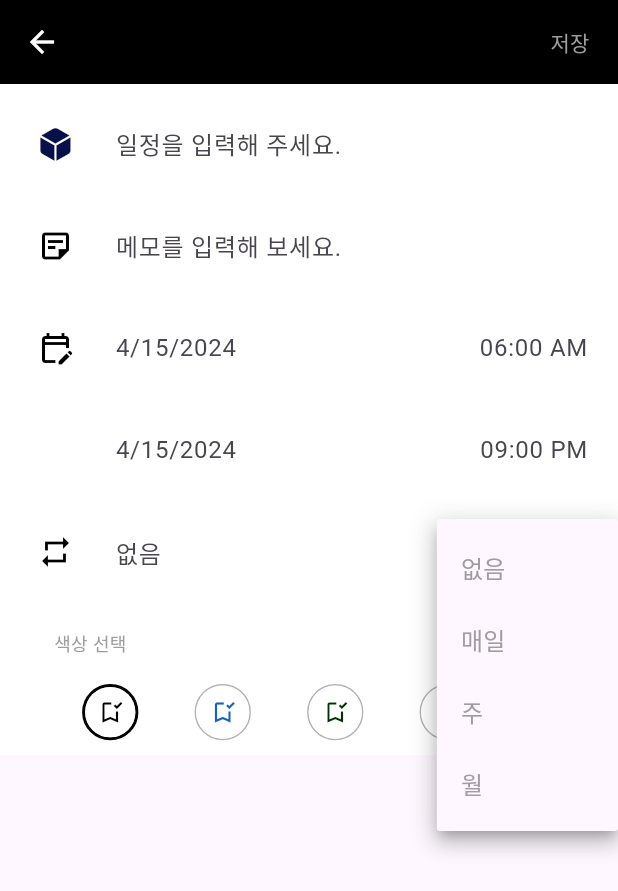
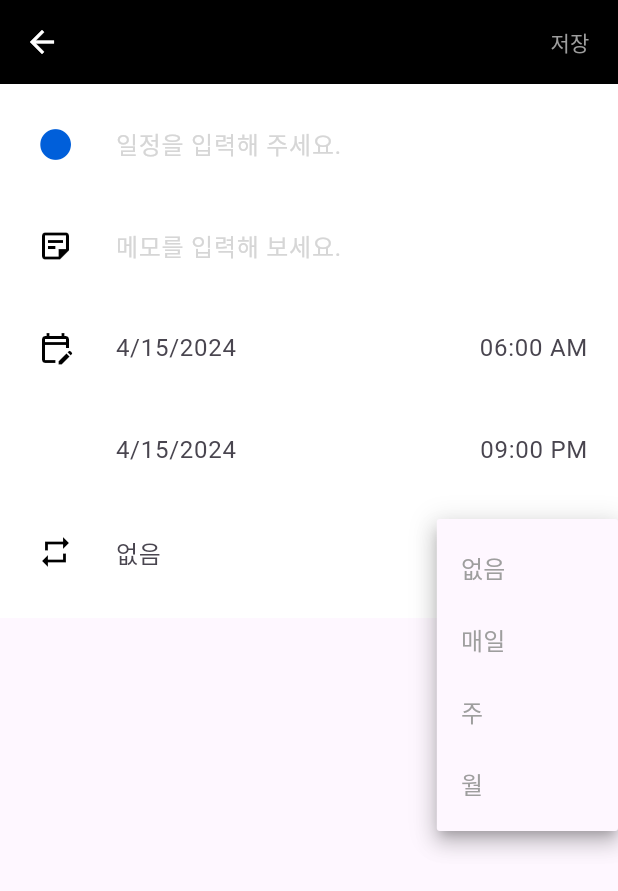
Before and after one commit to rainofmay/distance, a Flutter app: the HandleSchedule screen opened directly, after a tap on the "keyboard arrow down" icon, on a phone screen of 412 x 824 dp. Shown: the top 891 px of the screen. Run offline on Flutter 3.47's test engine with Material 3 defaults, Android fonts, the phone set to English and light mode, and no system bars; our stand-ins replace audioplayers, cloud_firestore, firebase_auth, firebase_core, flutter_dotenv, font_awesome_flutter and 8 more; accounts and stored records are empty; network calls fail; Roboto replaces fonts that are missing (GmarketSansTTFMedium).

Commit message:
[UPDATE] 일정 관리 색상구분 가능

```diff
--- a/lib/const/colors.dart
+++ b/lib/const/colors.dart
@@ -11,34 +11,53 @@ const UNSELECTED = Colors.grey;
 
 const WHITE = Colors.white;
 const BLACK = Colors.black;
-const BLUE =  Color(0xff1565C0);
+const BLUE = Color(0xff1565C0);
 const GREEN = Color(0xff003300);
 const RED = Color(0xffC62828);
-const COLOR1 = Color(0xffFEFEFE);
-const COLOR2 = Color(0xffF7D6E0);
-const COLOR3 = Color(0xffE2F0D9);
-const COLOR4 = Color(0xff6D9773);
-const COLOR5 = Color(0xfffcb434);
-const COLOR6 = Color(0xff1565C0);
-const COLOR7 = Color(0xff333F50);
+
+const COLOR1 = Color(0xFF005FDA); // 브랜드 컬러
+const COLOR2 = Color(0xffF56A79);
+const COLOR3 = Color(0xffFF3D9C);
+const COLOR4 = Color(0xffBB1024);
+const COLOR5 = Color(0xfff8ab1b);
+const COLOR6 = Color(0xffD4A656);
+const COLOR7 = Color(0xfffca76a);
+const COLOR8 = Color(0xff422b20);
+const COLOR9 = Color(0xffB7CA79);
+const COLOR10 = Color(0xff148007);
+const COLOR11 = Color(0xff0081A7);
+const COLOR12 = Color(0xff1AA6B7);
+const COLOR13 = Color(0xff0029ff);
+const COLOR14 = Color(0xffac19b0);
+const COLOR15 = Color(0xff3c1c83);
+const COLOR16 = Color(0xff777777);
+
+
 const TRANSPARENT_WHITE = Color.fromRGBO(255, 255, 255, 0.8);
 const TRANSPARENT = Colors.transparent;
-// Background, Font
-List<List<Color>> cardColor = [
-  [TRANSPARENT_WHITE, BLACK],
-  [TRANSPARENT_WHITE, BLUE],
-  [TRANSPARENT_WHITE, GREEN],
-  [TRANSPARENT_WHITE, RED],
-  // [COLOR1, BLACK],
-  // [COLOR2, BLACK],
-  // [COLOR3, BLACK],
-  // [COLOR4, WHITE],
-  // [COLOR5, WHITE],
-  // [COLOR6, WHITE],
-  // [COLOR7, WHITE],
-  // [TRANSPARENT_WHITE, WHITE],
+
+List<Color> sectionColors = [
+  COLOR1,
+  COLOR2,
+  COLOR3,
+  COLOR4,
+  COLOR5,
+  COLOR6,
+  COLOR7,
+  COLOR8,
+  COLOR9,
+  COLOR10,
+  COLOR11,
+  COLOR12,
+  COLOR13,
+  COLOR14,
+  COLOR15,
+  COLOR16,
 ];
 
-List<Color> sectionColor = [
-  COLOR1, COLOR2, COLOR3, COLOR4, COLOR5, COLOR6, COLOR7
-];
+// List<List<Color>> cardColor = [
+//   [TRANSPARENT_WHITE, BLACK],
+//   [TRANSPARENT_WHITE, BLUE],
+//   [TRANSPARENT_WHITE, GREEN],
+//   [TRANSPARENT_WHITE, RED],
+// ];
--- a/lib/main.dart
+++ b/lib/main.dart
@@ -4,18 +4,17 @@ import 'package:google_mobile_ads/google_mobile_ads.dart';
 import 'package:mobile/pages/login.dart';
 import 'package:mobile/util/background_provider.dart';
 import 'package:mobile/util/background_setting_provider.dart';
-import 'package:mobile/util/class_bottom_index.dart';
+import 'package:mobile/util/schedule_color_provider.dart';
 import 'package:supabase_flutter/supabase_flutter.dart';
 import 'style.dart' as mainstyle;
 import 'package:mobile/pages/myroom.dart';
-import 'package:mobile/pages/groupstudy_screen/groupstudy.dart';
 import 'package:mobile/pages/mate.dart';
 import 'package:mobile/pages/store.dart';
 import 'package:mobile/widgets/bottomBar/main_bottom_bar.dart';
 import 'package:provider/provider.dart';
 import 'package:mobile/util/global_player.dart';
 import 'package:mobile/util/bottom_index.dart';
-import 'package:mobile/util/calendar.dart';
+import 'package:mobile/util/calendar_provider.dart';
 import 'package:intl/date_symbol_data_local.dart';
 import 'package:firebase_core/firebase_core.dart';
 import 'firebase_options.dart';
@@ -38,6 +37,7 @@ Future<void> main() async {
         ChangeNotifierProvider(create: (context) => BackgroundProvider()),
         ChangeNotifierProvider(create: (context) => CalendarProvider()),
         ChangeNotifierProvider(create: (context) => BottomIndex()),
+        ChangeNotifierProvider(create: (context) => ScheduleColorProvider()),
         // ChangeNotifierProvider(create: (context) => ClassBottomIndex()),
         ChangeNotifierProvider(
             create: (context) => BackgroundSettingProvider()),
--- a/lib/model/schedule_model.dart
+++ b/lib/model/schedule_model.dart
@@ -2,6 +2,7 @@ import 'package:cloud_firestore/cloud_firestore.dart';
 
 class ScheduleModel {
   final String id;
+
   // final Timestamp createdAt;
   final String scheduleName;
   final DateTime selectedDate;
@@ -10,6 +11,7 @@ class ScheduleModel {
 
   // final String selectedRepeat;
   final String memo;
+  final int sectionColor;
   final int selectedColor;
   final bool isDone;
 
@@ -22,6 +24,7 @@ class ScheduleModel {
       required this.endTime,
       // required this.selectedRepeat,
       required this.memo,
+      required this.sectionColor,
       required this.selectedColor,
       required this.isDone});
 
@@ -35,6 +38,7 @@ class ScheduleModel {
         // createdAt = json['created_at'],
         // selectedRepeat = json['반복'],
         memo = json['memo'],
+        sectionColor = json['section_color'],
         selectedColor = json['selected_color'],
         isDone = json['is_done'];
 
@@ -48,6 +52,7 @@ class ScheduleModel {
       'end_time': endTime,
       // '반복' : selectedRepeat,
       'memo': memo,
+      'section_color': sectionColor,
       'selected_color': selectedColor,
       'is_done': isDone
     };
@@ -60,6 +65,7 @@ class ScheduleModel {
     String? startTime,
     String? endTime,
     String? memo,
+    int? sectionColor,
     int? selectedColor,
     bool? isDone,
   }) {
@@ -71,6 +77,7 @@ class ScheduleModel {
       startTime: startTime ?? this.startTime,
       endTime: endTime ?? this.endTime,
       memo: memo ?? this.memo,
+      sectionColor: this.sectionColor,
       selectedColor: selectedColor ?? this.selectedColor,
       isDone: isDone ?? this.isDone,
     );
--- a/lib/pages/classroom_screen/classroom.dart
+++ b/lib/pages/classroom_screen/classroom.dart
@@ -67,7 +67,7 @@ class _ClassRoomState extends State<ClassRoom> {
                 size: 21,
               ),
               onPressed: () {
-                showCustomDialog(context, '신고하시겠습니까?', '허위신고는 제재를 받을 수 있습니다.', Container());
+                // customDialog(context, '신고하시겠습니까?', '허위신고는 제재를 받을 수 있습니다.', Container(), null);
               }),
           IconButton(
               icon: Icon(Icons.notifications, size: 21), onPressed: () {}),
--- a/lib/pages/schedule_screen/schedule/handle_schedule.dart
+++ b/lib/pages/schedule_screen/schedule/handle_schedule.dart
@@ -11,8 +11,10 @@ import 'package:supabase_flutter/supabase_flutter.dart';
 import 'package:uuid/uuid.dart';
 
 import '../../../model/schedule_model.dart';
-import '../../../util/calendar.dart';
+import '../../../util/calendar_provider.dart';
+import '../../../util/schedule_color_provider.dart';
 import '../../../widgets/custom_text_field.dart';
+import '../../../widgets/ok_cancel._buttons.dart';
 
 class HandleSchedule extends StatefulWidget {
   const HandleSchedule({super.key});
@@ -41,9 +43,10 @@ class _HandleScheduleState extends State<HandleSchedule> {
     "주",
     "월",
   ];
+
   int _selectedColor = 0;
+  int _sectionColor = 0;
   final bool _isDone = false;
-
   final TextEditingController _textController = TextEditingController();
 
   @override
@@ -63,7 +66,6 @@ class _HandleScheduleState extends State<HandleSchedule> {
       // bool값 리턴
       _formKey.currentState!.save();
     }
-
     Navigator.of(context).pop();
     //스케줆 모델 생성
     final schedule = ScheduleModel(
@@ -73,6 +75,7 @@ class _HandleScheduleState extends State<HandleSchedule> {
         startTime: _startTime,
         endTime: _endTime,
         memo: _memo,
+        sectionColor: _sectionColor,
         selectedColor: _selectedColor,
         isDone: _isDone);
 
@@ -87,30 +90,46 @@ class _HandleScheduleState extends State<HandleSchedule> {
 
   Future<void> _getDateFromUser({required bool isStartTime}) async {
     DateTime? pickerDate = await showDatePicker(
-        context: context,
-        initialDate: context.read<CalendarProvider>().selectedDate,
-        firstDate: DateTime(2010),
-        lastDate: DateTime(2999));
+      context: context,
+      // locale: const Locale('ko', 'KR'),
+      initialDate: context.read<CalendarProvider>().selectedDate,
+      firstDate: DateTime(2020),
+      lastDate: DateTime(2999),
+      builder: (BuildContext context, Widget? child) {
+        return Theme(
+            data: ThemeData(
+              splashFactory: NoSplash.splashFactory,
+              splashColor: Colors.transparent,
+              highlightColor: Colors.transparent,
+              hoverColor: Colors.transparent,
+              focusColor: Colors.transparent,
+              iconButtonTheme: IconButtonThemeData(
+                style: ButtonStyle(
+                  splashFactory: NoSplash.splashFactory,
+                )
+              ),
+              colorScheme: ColorScheme.light(
+                primary: Color.fromARGB(
+                    255, 195, 221, 243), // header background color
+                onPrimary: CALENDAR_COLOR, // 선택된 날짜 색상
+                onSurface: BLACK,
+                onBackground: Colors.grey, // 위와 아래의 경계선 색상
+              ),
+              textButtonTheme: TextButtonThemeData(
+                style: TextButton.styleFrom(
+                  foregroundColor: BLACK,
+                ),
+              ),
+            ),
+            child: child!);
+      },
+    );
     if (pickerDate != null) {
       setState(() {
         _selectedDate = pickerDate;
       });
     } else {
       print('Error');
-    }
-
-    var pickedTime = await _showTimePicker();
-    String formatedTime = pickedTime.format(context);
-    if (pickedTime == null) {
-      print("Time canceled");
-    } else if (isStartTime == true) {
-      setState(() {
-        _startTime = formatedTime;
-      });
-    } else if (isStartTime == false) {
-      setState(() {
-        _endTime = formatedTime;
-      });
     }
   }
 
@@ -144,7 +163,10 @@ class _HandleScheduleState extends State<HandleSchedule> {
 
   @override
   Widget build(BuildContext context) {
-    final bottomInset = MediaQuery.of(context).viewInsets.bottom;
+    _sectionColor = context
+        .read<ScheduleColorProvider>()
+        .colorIndex; // index를 선택하지 않았을 떄 default가 0이 되는 걸 막기 위함.
+
     return Scaffold(
       appBar: CustomBackAppBar(
         appbarTitle: '',
@@ -176,7 +198,11 @@ class _HandleScheduleState extends State<HandleSchedule> {
             child: SingleChildScrollView(
               child: Padding(
                 padding:
-                    EdgeInsets.only(left: 8.0, top: 16.0, bottom: bottomInset),
+                    // appBar와 body 간의 간격
+                    EdgeInsets.only(
+                  left: 8.0,
+                  top: 16.0,
+                ),
                 child: Column(
                   children: [
                     CustomTextField(
@@ -184,13 +210,28 @@ class _HandleScheduleState extends State<HandleSchedule> {
                       readOnly: false,
                       controller: _textController,
                       titleIcon: IconButton(
-                        icon: Icon(CupertinoIcons.cube_fill,
-                            color: Color(0xff081049)),
-                        onPressed: () => showDialog(context: context, builder: (context) => AlertDialog(
-                          content: SizedBox(width: 400, child: ColorSelection()),
-                        ))
-                      ),
+                          icon: Icon(CupertinoIcons.circle_filled,
+                              color: context
+                                  .watch<ScheduleColorProvider>()
+                                  .selectedSectionColor),
+                          onPressed: () => customDialog(
+                                context,
+                                '구분 색상',
+                                null,
+                                ColorSelection(),
+                                TextButton(
+                                  child: Text('확인',
+                                      style: TextStyle(color: COLOR1)),
+                                  onPressed: () {
+                                    _sectionColor = context
+                                        .read<ScheduleColorProvider>()
+                                        .colorIndex; // DB 모델에 저장
+                                    Navigator.of(context).pop();
+                                  },
+                                ),
+                              )),
                       hint: '일정을 입력해 주세요.',
+                      hintStyle: TextStyle(color: Colors.grey[350]),
                       maxLines: 1,
                       maxLength: 13,
                       validator: (value) {
@@ -215,11 +256,12 @@ class _HandleScheduleState extends State<HandleSchedule> {
                           ),
                           onPressed: null),
                       hint: '메모를 입력해 보세요.',
+                      hintStyle: TextStyle(color: Colors.grey[350]),
                       maxLines: 1,
-                      maxLength: 50,
+                      maxLength: 60,
                       validator: (value) {
                         if (value.toString().length > 50) {
-                          return "50자 이내로 입력하세요.";
+                          return "60자 이내로 입력하세요.";
                         }
                         return null;
                       },
@@ -346,81 +388,6 @@ class _HandleScheduleState extends State<HandleSchedule> {
                         ),
                       ],
                     ),
-                    SizedBox(
-                      height: 8,
-                    ),
-                    Row(
-                      children: [
-                        Container(
-                          margin: EdgeInsets.only(left: 28, bottom: 10),
-                          child: Column(
-                            crossAxisAlignment: CrossAxisAlignment.start,
-                            children: [
-                              Text(
-                                "색상 선택",
-                                style: TextStyle(
-                                    fontSize: 12,
-                                    fontFamily: 'GmarketSansTTFMedium',
-                                    color: Colors.grey),
-                                textAlign: TextAlign.left,
-                              ),
-                              const SizedBox(height: 18.0),
-                              SizedBox(
-                                width: 300,
-                                child: GridView.builder(
-                                  scrollDirection: Axis.vertical,
-                                  shrinkWrap: true,
-                                  itemCount: cardColor.length,
-                                  gridDelegate:
-                                      const SliverGridDelegateWithFixedCrossAxisCount(
-                                    crossAxisCount: 4,
-                                    //1 개의 행에 보여줄 item 개수
-                                    childAspectRatio: 2,
-                                    //item 의 가로 1, 세로 1 의 비율
-                                    mainAxisSpacing: 10,
-                                  ),
-                                  itemBuilder:
-                                      (BuildContext context, int index) {
-                                    return GestureDetector(
-                                      onTap: () {
-                                        setState(() {
-                                          _selectedColor = index;
-                                        });
-                                      },
-                                      child: Padding(
-                                        padding:
-                                            const EdgeInsets.only(right: 0.0),
-                                        child: Container(
-                                          decoration: BoxDecoration(
-                                              shape: BoxShape.circle,
-                                              border: Border.all(
-                                                  color: _selectedColor == index
-                                                      ? Colors.black
-                                                      : Color.fromRGBO(
-                                                          0, 0, 0, 0.3),
-                                                  width: _selectedColor == index
-                                                      ? 2
-                                                      : 1)),
-                                          child: CircleAvatar(
-                                              radius: 18,
-                                              backgroundColor: cardColor[index]
-                                                  [0],
-                                              child: Icon(
-                                                Icons.bookmark_added_outlined,
-                                                color: cardColor[index][1],
-                                                size: 18,
-                                              )),
-                                        ),
-                                      ),
-                                    );
-                                  },
-                                ),
-                              )
-                            ],
-                          ),
-                        ),
-                      ],
-                    ),
                   ],
                 ),
               ),
--- /dev/null
+++ b/lib/util/schedule_color_provider.dart
@@ -0,0 +1,18 @@
+import 'package:flutter/material.dart';
+import 'package:mobile/const/colors.dart';
+
+class ScheduleColorProvider extends ChangeNotifier {
+  int colorIndex = 0;
+  Color selectedSectionColor = sectionColors[0];
+
+  setColorIndex(int newIndex) {
+    colorIndex = newIndex;
+    selectedSectionColor = sectionColors[newIndex];
+    notifyListeners();
+  }
+
+  setSectionColor(int newSectionColor) {
+    selectedSectionColor = sectionColors[newSectionColor];
+    notifyListeners();
+  }
+}
--- a/lib/widgets/calendar.dart
+++ b/lib/widgets/calendar.dart
@@ -2,7 +2,7 @@ import 'package:flutter/material.dart';
 import 'package:intl/intl.dart';
 import 'package:table_calendar/table_calendar.dart';
 import 'package:mobile/const/colors.dart';
-import 'package:mobile/util/calendar.dart';
+import 'package:mobile/util/calendar_provider.dart';
 import 'package:provider/provider.dart';
 
 class Calendar extends StatefulWidget {
--- a/lib/widgets/custom_text_field.dart
+++ b/lib/widgets/custom_text_field.dart
@@ -7,6 +7,7 @@ class CustomTextField extends StatelessWidget {
   final FormFieldSetter? onSaved;
   final FormFieldValidator? validator;
   final String? hint;
+  final TextStyle? hintStyle;
   final TextEditingController? controller;
   final int? maxLines;
   final int? maxLength;
@@ -21,6 +22,7 @@ class CustomTextField extends StatelessWidget {
     this.onSaved,
     this.validator,
     this.hint,
+    this.hintStyle,
     this.controller,
     this.maxLines,
     this.maxLength,
@@ -56,8 +58,9 @@ class CustomTextField extends StatelessWidget {
                 inputFormatters: [],
                 decoration: InputDecoration(
                   icon: titleIcon,
-                  contentPadding: EdgeInsets.all(0),
+                  contentPadding: const EdgeInsets.all(0),
                   hintText: hint,
+                  hintStyle: hintStyle,
                   counterText: '',
                   // labelStyle: TextStyle(color: Colors.black38),
                   enabledBorder: InputBorder.none,
--- a/lib/widgets/ok_cancel._buttons.dart
+++ b/lib/widgets/ok_cancel._buttons.dart
@@ -18,7 +18,7 @@ class OkCancelButtons extends StatelessWidget {
     return Container(
       alignment: Alignment.center,
       // height: 30,
-      margin: EdgeInsets.only(top: 20, bottom: 20),
+      margin: EdgeInsets.only(top: 10, bottom: 10),
       child: Row(
         mainAxisAlignment: MainAxisAlignment.end,
         children: [
--- a/lib/widgets/schedule/schedule_list.dart
+++ b/lib/widgets/schedule/schedule_list.dart
@@ -54,6 +54,7 @@ class ScheduleList extends StatelessWidget {
                     startTime: schedule.startTime,
                     endTime: schedule.endTime,
                     memo: schedule.memo,
+                    sectionColor: schedule.sectionColor,
                     selectedColor: schedule.selectedColor,
                     isDone : schedule.isDone,
                   )),
--- a/lib/widgets/test.dart
+++ b/lib/widgets/test.dart
@@ -1,7 +1,7 @@
 import 'package:flutter/material.dart';
 import 'package:http/http.dart' as http;
 import 'dart:convert';
-import 'package:mobile/util/calendar.dart';
+import 'package:mobile/util/calendar_provider.dart';
 import 'package:provider/provider.dart';
 
 class Todo extends StatefulWidget {
```
Also changed, not shown: lib/pages/myroom_schedule.dart (+16 -20 lines), lib/pages/schedule_screen/drawer_menu/schedule_background_setting.dart (added, +25 -0 lines), lib/pages/schedule_screen/drawer_menu/schedule_notification.dart (added, +25 -0 lines), lib/pages/schedule_screen/schedule/schedule_schedule.dart (+6 -6 lines), lib/widgets/custom_dialog.dart (+9 -4 lines), lib/widgets/schedule/color_selection.dart (+29 -20 lines), lib/widgets/schedule/schedule_card.dart (+32 -31 lines), lib/util/calendar_provider.dart (renamed from lib/util/calendar.dart), pubspec.yaml (line endings or trailing spaces).
